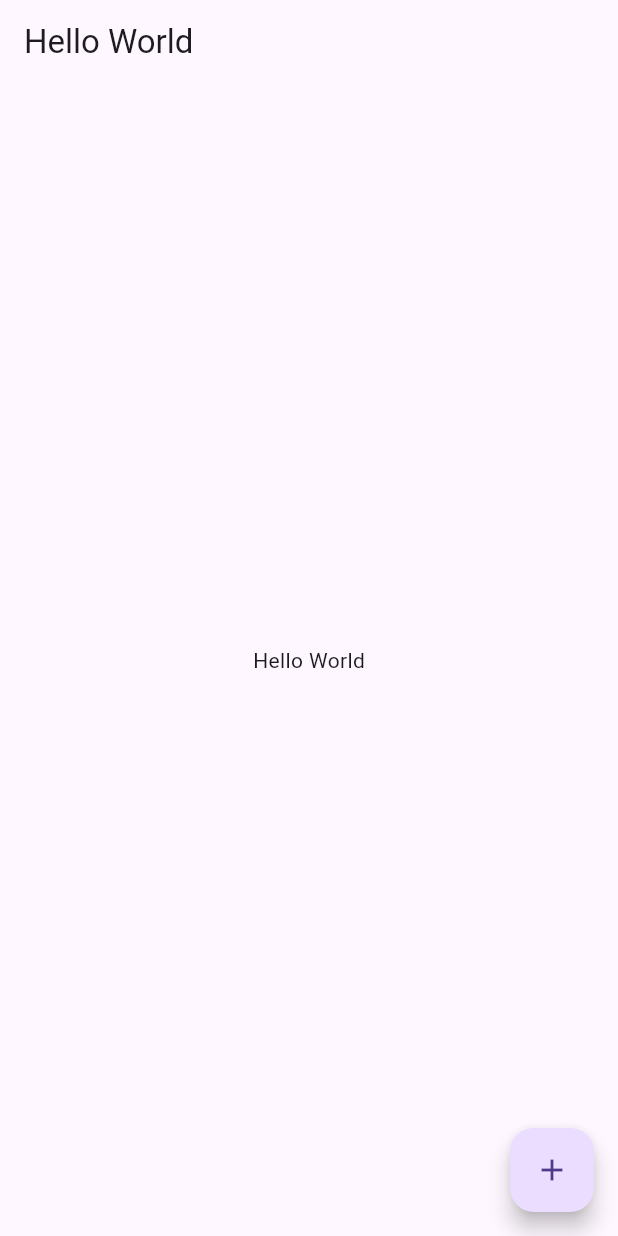
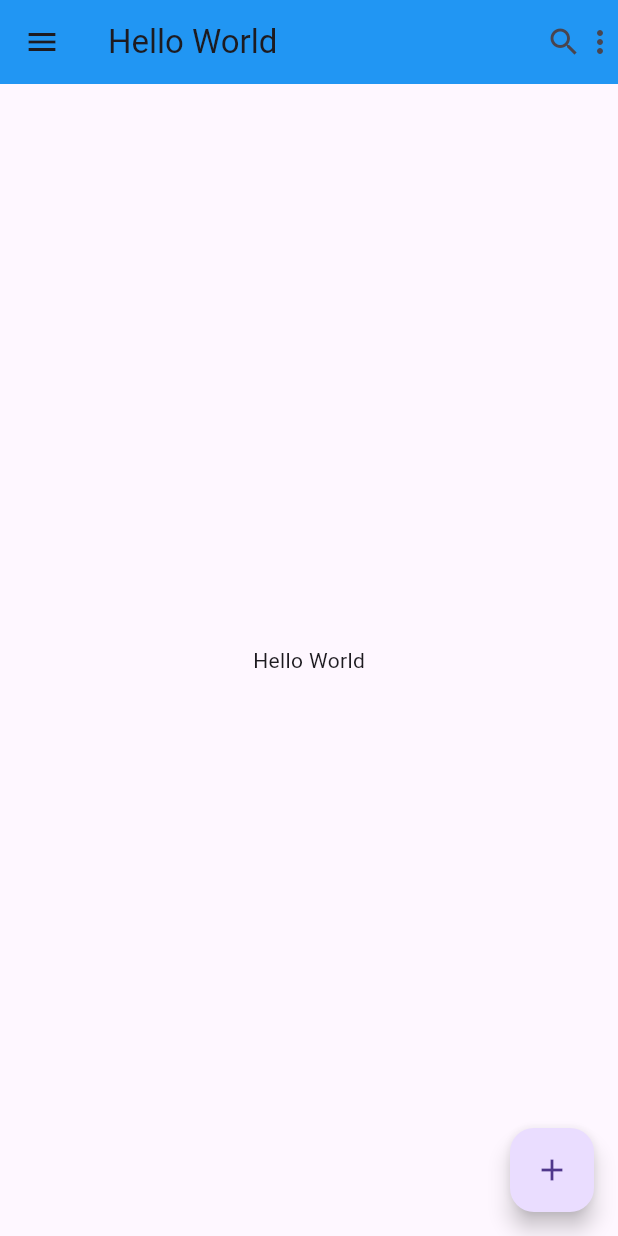
Before and after one commit to dzulfikar05/pmr-mob-dart, a Flutter app: the screen it shows after launch, on a phone screen of 412 x 824 dp. Run offline on Flutter 3.47's test engine with Material 3 defaults, Android fonts, the light colour scheme and no system bars.

Commit message:
dasar appbar

```diff
--- a/pertemuan6/pertemuan_enam/lib/main.dart
+++ b/pertemuan6/pertemuan_enam/lib/main.dart
@@ -13,6 +13,12 @@ class MyApp extends StatelessWidget {
       home: Scaffold(
         appBar: AppBar(
           title: const Text('Hello World'),
+          backgroundColor: Colors.blue,
+          leading: const Icon(Icons.menu),
+          actions: const [
+            Icon(Icons.search),
+            Icon(Icons.more_vert),
+          ],
         ),
         body: const Center(
           child: Text('Hello World'),
```
